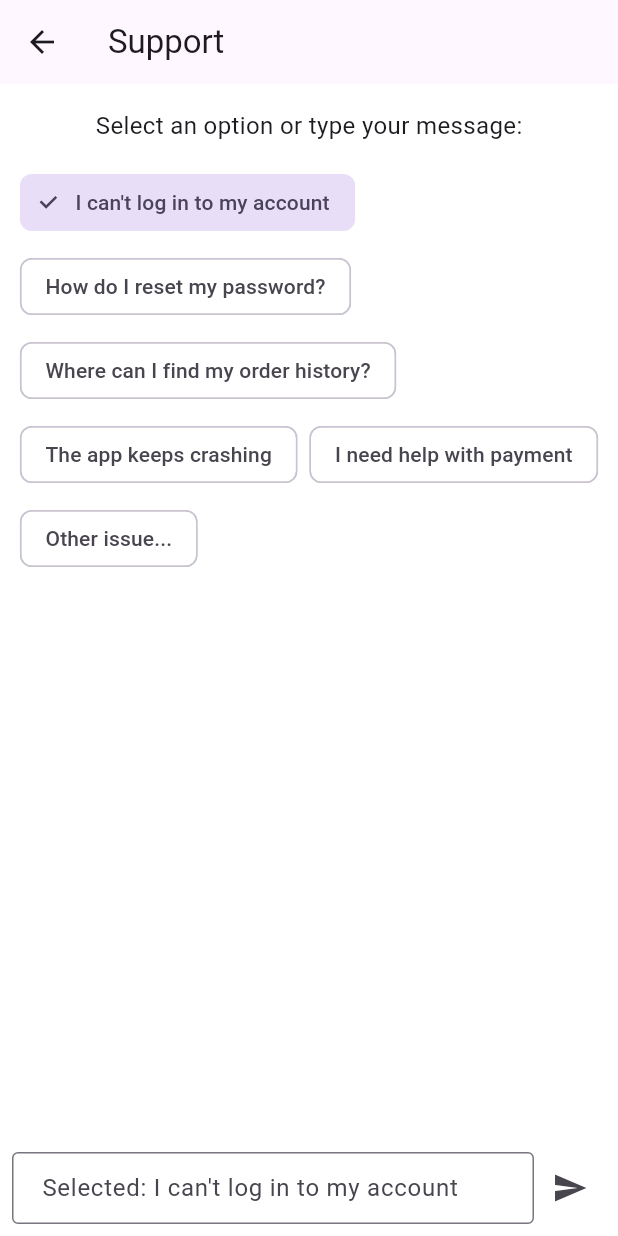
After one commit to Rafid-tawhid/yunusco_qms, a Flutter app: the SupportScreen screen opened directly, after a tap on "I can't log in to my account", on a phone screen of 412 x 824 dp. The commit adds this screen. Run offline on Flutter 3.47's test engine with Material 3 defaults, Android fonts, the phone set to English and light mode, and no system bars; our stand-ins replace animated_text_kit, cloud_firestore, connectivity_plus, firebase_core, firebase_messaging, flutter_easyloading and 12 more; missing offline and left inert: app_settings, http_interceptor, image_gallery_saver_plus; accounts and stored records are empty.

Commit message:
added message button

```diff
--- a/lib/alteration_screen.dart
+++ b/lib/alteration_screen.dart
@@ -51,6 +51,7 @@ class _AlterationReasonScreenState extends State<AlterationReasonScreen> {
         children: [
           // Operation Selection Section
           // Reasons List
+          //
           Expanded(
             child: Row(
               children: [
--- /dev/null
+++ b/lib/widgets/message_widget.dart
@@ -0,0 +1,136 @@
+import 'package:flutter/material.dart';
+
+class SupportScreen extends StatefulWidget {
+  const SupportScreen({super.key});
+
+  @override
+  State<SupportScreen> createState() => _SupportScreenState();
+}
+
+class _SupportScreenState extends State<SupportScreen> {
+  final TextEditingController _messageController = TextEditingController();
+  final List<String> _messages = [];
+  String? _selectedPredefinedMessage;
+
+  final List<String> _predefinedMessages = [
+    "I can't log in to my account",
+    "How do I reset my password?",
+    "Where can I find my order history?",
+    "The app keeps crashing",
+    "I need help with payment",
+    "Other issue..."
+  ];
+
+  void _sendMessage() {
+    final message = _selectedPredefinedMessage ?? _messageController.text;
+    if (message.isEmpty) return;
+
+    setState(() {
+      _messages.add(message);
+      _messageController.clear();
+      _selectedPredefinedMessage = null;
+    });
+  }
+
+  @override
+  Widget build(BuildContext context) {
+    return Scaffold(
+      backgroundColor: Colors.white,
+      appBar: AppBar(
+        title: const Text('Support'),
+      ),
+      body: Column(
+        children: [
+          // Predefined messages section
+          const Padding(
+            padding: EdgeInsets.all(16.0),
+            child: Text(
+              'Select an option or type your message:',
+              style: TextStyle(fontSize: 16),
+            ),
+          ),
+
+          Wrap(
+            spacing: 8,
+            runSpacing: 8,
+
+            children: _predefinedMessages.map((msg) => ChoiceChip(
+              backgroundColor: Colors.white,
+              label: Text(msg),
+              selected: _selectedPredefinedMessage == msg,
+              onSelected: (selected) {
+                setState(() {
+                  _selectedPredefinedMessage = selected ? msg : null;
+                  if (selected) _messageController.clear();
+                });
+              },
+            )).toList(),
+          ),
+
+          // Message history
+          Expanded(
+            child: ListView.builder(
+              padding: const EdgeInsets.all(16),
+              itemCount: _messages.length,
+              itemBuilder: (context, index) {
+                return Padding(
+                  padding: const EdgeInsets.only(bottom: 8),
+                  child: Align(
+                    alignment: Alignment.centerRight,
+                    child: Container(
+                      padding: const EdgeInsets.all(12),
+                      decoration: BoxDecoration(
+                        color: Colors.blue[50],
+                        borderRadius: BorderRadius.circular(8),
+                      ),
+                      child: Text(_messages[index]),
+                    ),
+                  ),
+                );
+              },
+            ),
+          ),
+
+          // Message input
+          Padding(
+            padding: const EdgeInsets.all(8.0),
+            child: Row(
+              children: [
+                Expanded(
+                  child: TextField(
+                    controller: _messageController,
+                    decoration: InputDecoration(
+                      hintText: _selectedPredefinedMessage != null
+                          ? 'Selected: $_selectedPredefinedMessage'
+                          : 'Type your message...',
+                      border: const OutlineInputBorder(),
+                      contentPadding: const EdgeInsets.symmetric(horizontal: 16),
+                    ),
+                    onChanged: (text) {
+                      if (text.isNotEmpty) {
+                        setState(() {
+                          _selectedPredefinedMessage = null;
+                        });
+                      }
+                    },
+                    onSubmitted: (_) => _sendMessage(),
+                  ),
+                ),
+                IconButton(
+                  icon: const Icon(Icons.send),
+                  onPressed: _sendMessage,
+                ),
+              ],
+            ),
+          ),
+        ],
+      ),
+    );
+  }
+
+  @override
+  void dispose() {
+    _messageController.dispose();
+    super.dispose();
+  }
+}
```
Also changed, not shown: lib/quality_check_screen.dart (+31 -48 lines).
